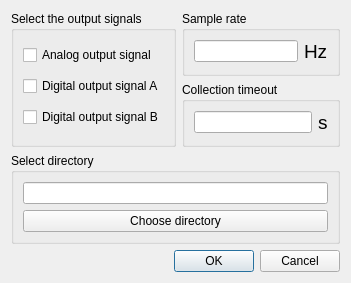
First picture: the form in non_contact_tremor/trialsetup.ui, repository oliveirafhm/NCCSystem, before the edit.
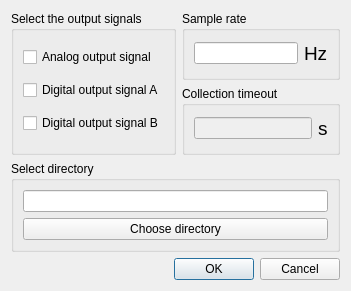
Second picture: the form after the edit.

```diff
--- a/non_contact_tremor/trialsetup.ui
+++ b/non_contact_tremor/trialsetup.ui
@@ -7,7 +7,7 @@
     <x>0</x>
     <y>0</y>
     <width>351</width>
-    <height>283</height>
+    <height>291</height>
    </rect>
   </property>
   <property name="windowTitle">
@@ -22,6 +22,9 @@
      <layout class="QGridLayout" name="gridLayout_4">
       <item row="0" column="0">
        <widget class="QLineEdit" name="collectionTimeoutLineEdit">
+        <property name="enabled">
+         <bool>false</bool>
+        </property>
         <property name="text">
          <string/>
         </property>
```
Left out of the diff: 3 changed lines with no effect on the pictures.
